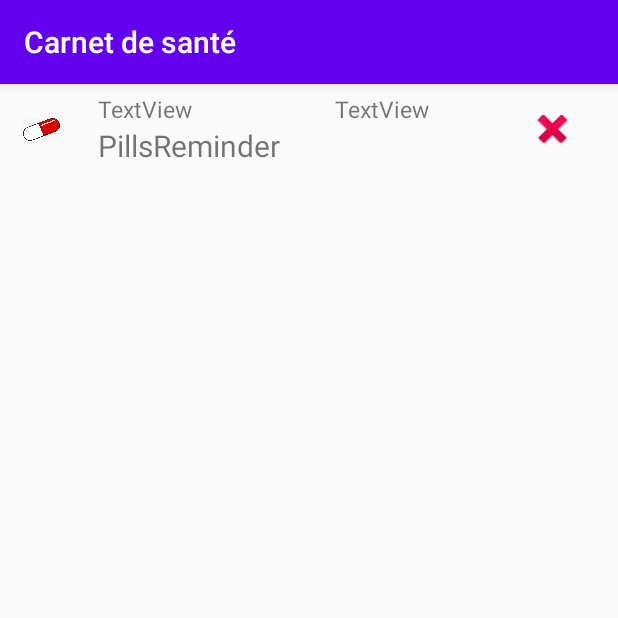
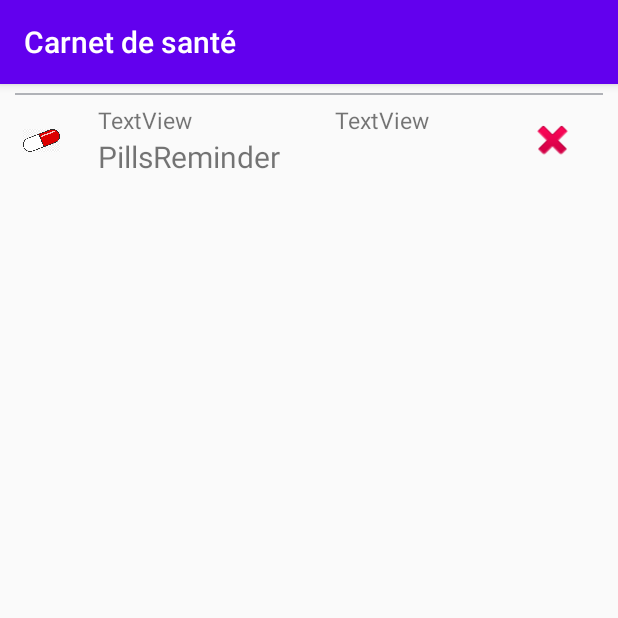
Before and after one commit to HadrienMarcellin/PillsReminder, an Android app: the fragment PillFragment shown on its own in the app's theme, on a phone screen of 412 x 824 dp, the top half of it. Run offline under Robolectric (Android 15) with nearby library versions, the phone set to English and light mode, and no system bars.

Commit message:
improve item list display

```diff
--- a/app/src/main/res/layout/fragment_pain_tab.xml
+++ b/app/src/main/res/layout/fragment_pain_tab.xml
@@ -40,7 +40,7 @@
             app:backgroundTint="#BA9CB7DF"
             app:layout_constraintBottom_toBottomOf="parent"
             app:layout_constraintEnd_toEndOf="parent"
-            app:maxImageSize="40dp"
+            app:maxImageSize="55dp"
             app:rippleColor="#2196F3" />
 
     </androidx.constraintlayout.widget.ConstraintLayout>
--- a/app/src/main/res/layout/fragment_pill_item.xml
+++ b/app/src/main/res/layout/fragment_pill_item.xml
@@ -2,12 +2,27 @@
 <LinearLayout xmlns:android="http://schemas.android.com/apk/res/android"
     xmlns:app="http://schemas.android.com/apk/res-auto"
     xmlns:tools="http://schemas.android.com/tools"
-    android:orientation="horizontal"
+    android:orientation="vertical"
     android:layout_width="match_parent"
     android:layout_height="wrap_content"
     android:layout_marginTop="@dimen/small_margin"
     android:layout_marginBottom="@dimen/small_margin"
     tools:context=".fragments.PillFragment">
+
+    <ImageView
+        android:layout_width="match_parent"
+        android:layout_height="1dp"
+        android:layout_marginLeft="@dimen/default_margin"
+        android:layout_marginRight="@dimen/default_margin"
+        android:layout_marginBottom="@dimen/small_margin"
+        android:background="#6A4A4D5A">
+
+    </ImageView>
+
+    <LinearLayout
+        android:layout_width="match_parent"
+        android:layout_height="wrap_content"
+        android:orientation="horizontal">
 
     <ImageView
         android:id="@+id/imageView_pill"
@@ -69,4 +84,6 @@
         android:layout_weight="0.2"
         android:layout_gravity="center"
         android:src="@android:drawable/ic_delete" />
+    </LinearLayout>
+
 </LinearLayout>
--- a/app/src/main/res/layout/fragment_pill_tab.xml
+++ b/app/src/main/res/layout/fragment_pill_tab.xml
@@ -39,7 +39,7 @@
             app:backgroundTint="#BA9CB7DF"
             app:layout_constraintBottom_toBottomOf="parent"
             app:layout_constraintEnd_toEndOf="parent"
-            app:maxImageSize="40dp"
+            app:maxImageSize="55dp"
             app:rippleColor="#2196F3"/>
 
     </androidx.constraintlayout.widget.ConstraintLayout>
```
Also changed, not shown: 1 other file.
